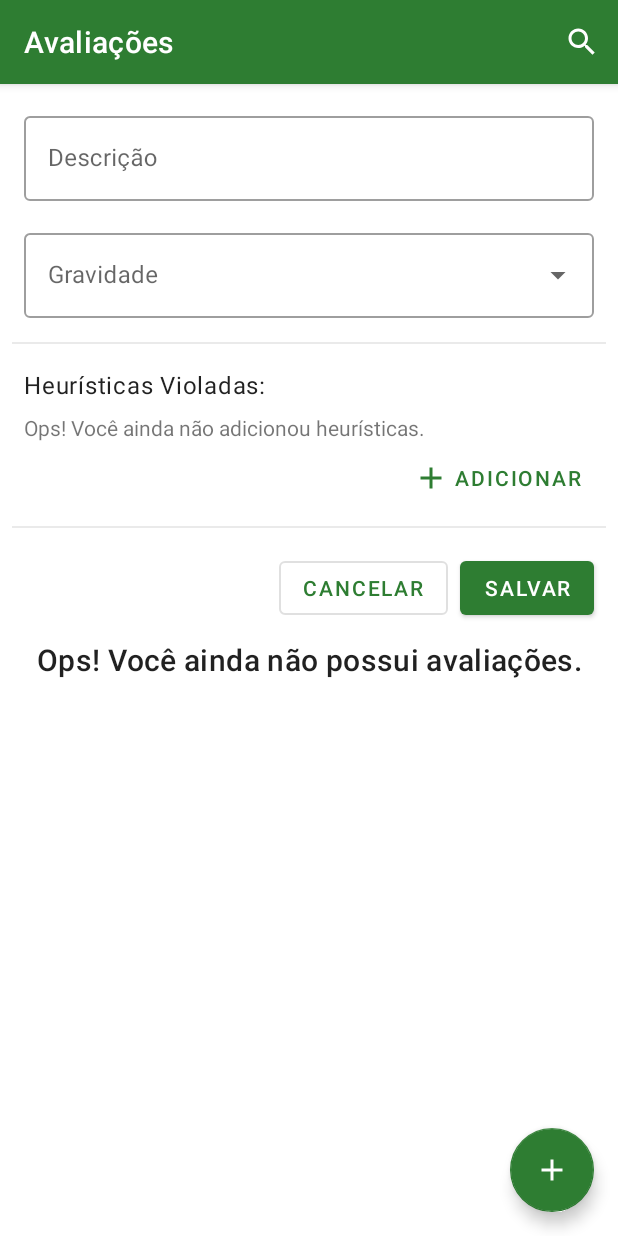
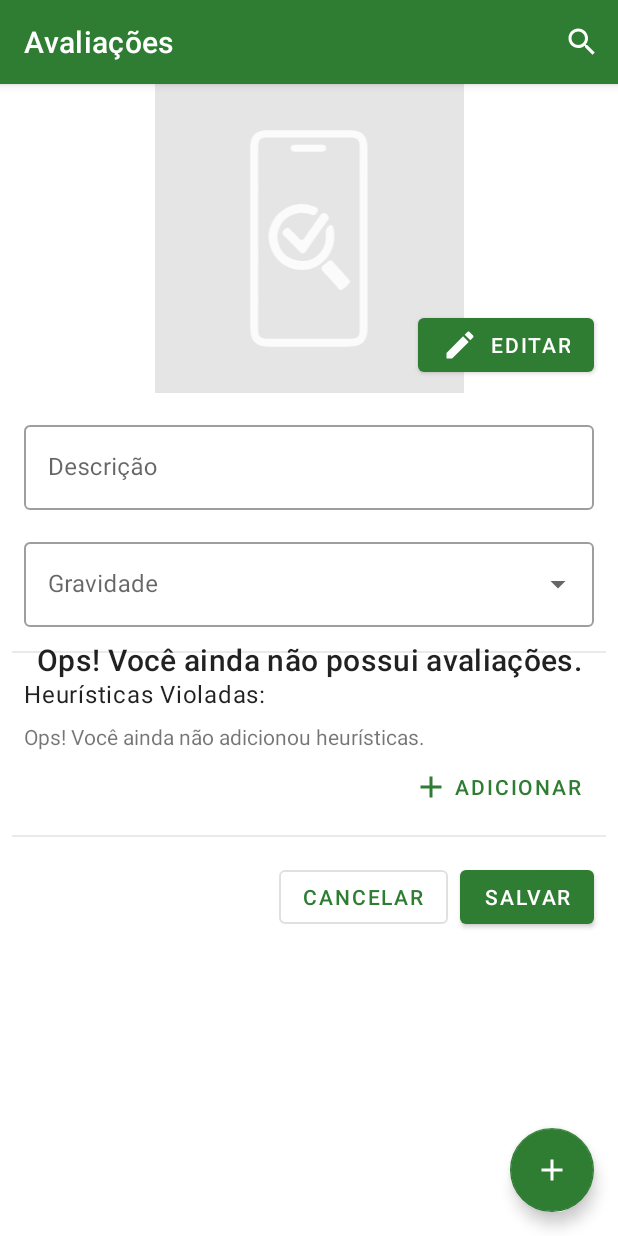
Before and after one commit to caldasluan/tuhm, an Android app: the fragment AddEditProblemFragment placed in its activity, on a phone screen of 412 x 824 dp. Run offline under Robolectric (Android 15) with nearby library versions, the phone set to English and light mode, and no system bars; our stand-ins replace navigation-ui; 8 statements that could not run were skipped.

Commit message:
Add images in problems

```diff
--- a/app/src/main/java/br/com/pignata/tuhm/data/database/dao/ProblemDao.kt
+++ b/app/src/main/java/br/com/pignata/tuhm/data/database/dao/ProblemDao.kt
@@ -5,6 +5,9 @@ import br.com.pignata.tuhm.data.database.entity.ProblemEntity
 
 @Dao
 abstract class ProblemDao {
+    @Query("SELECT * FROM problem WHERE id_project = :idProject")
+    abstract suspend fun loadProblemsWithIdProject(idProject: Int): List<ProblemEntity>
+
     @Insert
     abstract suspend fun insertProblem(problem: ProblemEntity)
 
--- a/app/src/main/java/br/com/pignata/tuhm/data/database/entity/ProblemEntity.kt
+++ b/app/src/main/java/br/com/pignata/tuhm/data/database/entity/ProblemEntity.kt
@@ -13,5 +13,6 @@ data class ProblemEntity(
     @ColumnInfo val description: String?,
     @ColumnInfo val gravity: Int?,
     @ColumnInfo(name = "list_heuristics") val listHeuristics: List<Int>?,
+    @ColumnInfo val srcImage: String?,
     @ColumnInfo(name = "id_project") val idProject: Int?
 ) : Parcelable
--- /dev/null
+++ b/app/src/main/res/drawable/ic_edit.xml
@@ -0,0 +1,10 @@
+<vector xmlns:android="http://schemas.android.com/apk/res/android"
+    android:width="24dp"
+    android:height="24dp"
+    android:viewportWidth="24"
+    android:viewportHeight="24"
+    android:tint="?attr/colorControlNormal">
+  <path
+      android:fillColor="@android:color/white"
+      android:pathData="M3,17.25V21h3.75L17.81,9.94l-3.75,-3.75L3,17.25zM20.71,7.04c0.39,-0.39 0.39,-1.02 0,-1.41l-2.34,-2.34c-0.39,-0.39 -1.02,-0.39 -1.41,0l-1.83,1.83 3.75,3.75 1.83,-1.83z"/>
+</vector>
--- /dev/null
+++ b/app/src/main/res/drawable/ic_empty_img.xml
@@ -0,0 +1,24 @@
+<vector xmlns:android="http://schemas.android.com/apk/res/android"
+    android:width="100dp"
+    android:height="100dp"
+    android:viewportWidth="100"
+    android:viewportHeight="100">
+  <path
+      android:pathData="M0,0h100v100h-100z"
+      android:fillColor="#337f7f7f"/>
+  <path
+      android:pathData="M68.957,49.883C68.957,59.475 68.964,69.062 68.957,78.654C68.951,83.287 67.236,84.989 62.579,84.995C54.097,85.002 45.621,85.002 37.139,84.995C32.815,84.989 31.007,83.219 31.007,78.944C31.001,59.648 30.995,40.346 31.007,21.05C31.007,16.621 32.636,15.005 37.022,15.005C45.738,14.998 54.448,14.998 63.165,15.005C67.193,15.005 68.939,16.701 68.951,20.76C68.976,30.463 68.957,40.173 68.957,49.883ZM33.542,49.852C33.542,59.617 33.536,69.376 33.549,79.141C33.549,81.886 34.116,82.46 36.824,82.46C45.596,82.472 54.362,82.472 63.134,82.46C65.854,82.454 66.422,81.88 66.422,79.147C66.428,59.679 66.428,40.21 66.422,20.748C66.422,17.91 65.848,17.343 63.054,17.336C54.343,17.33 45.633,17.33 36.923,17.336C34.11,17.336 33.555,17.898 33.549,20.735C33.536,30.445 33.542,40.148 33.542,49.852Z"
+      android:fillColor="#deffffff"/>
+  <path
+      android:pathData="M58.162,49.513C58.156,54.953 53.93,59.722 48.742,60.135C42.95,60.598 38.077,56.786 37.102,51.036C36.226,45.848 39.779,40.667 45.029,39.192C47.435,38.514 49.643,38.847 51.851,39.748C52.419,39.976 53.215,40.229 52.771,41.098C52.394,41.833 52.08,42.783 50.84,42.326C49.353,41.783 47.848,41.45 46.213,41.802C41.907,42.721 39.218,46.564 39.933,50.901C40.631,55.114 44.424,57.754 48.989,57.199C52.894,56.724 55.886,52.924 55.423,48.76C55.281,47.465 55.608,46.632 56.558,45.892C57.138,45.441 57.496,45.589 57.755,46.231C58.181,47.292 58.174,48.402 58.162,49.513Z"
+      android:fillColor="#deffffff"/>
+  <path
+      android:pathData="M42.925,46.558C43.443,46.551 43.702,46.903 43.986,47.181C44.825,47.995 45.701,48.785 46.46,49.667C47.373,50.734 47.984,50.783 48.81,49.506C50.297,47.199 51.969,45.009 53.517,42.739C54.134,41.832 54.671,41.401 55.756,42.196C56.805,42.967 56.441,43.572 55.873,44.368C53.597,47.557 51.321,50.746 49.112,53.979C48.403,55.015 47.873,55.157 46.966,54.201C45.325,52.455 43.585,50.796 41.901,49.093C41.531,48.723 41.087,48.322 41.525,47.742C41.901,47.242 42.29,46.712 42.925,46.558Z"
+      android:fillColor="#deffffff"/>
+  <path
+      android:pathData="M63.319,63.966C62.665,65.058 61.74,65.866 60.728,66.508C59.877,67.05 59.532,66.07 59.1,65.619C57.619,64.059 56.219,62.418 54.726,60.875C53.906,60.03 53.77,59.352 54.782,58.599C55.293,58.217 55.762,57.779 56.243,57.353C56.706,56.94 57.175,56.872 57.613,57.359C59.408,59.346 61.191,61.332 62.974,63.331C63.116,63.491 63.19,63.719 63.319,63.966Z"
+      android:fillColor="#deffffff"/>
+  <path
+      android:pathData="M49.772,21.913C48.317,21.913 46.854,21.926 45.399,21.907C44.689,21.901 44.091,21.617 44.06,20.828C44.035,20.044 44.603,19.662 45.312,19.649C48.341,19.625 51.376,19.625 54.405,19.662C55.034,19.668 55.546,20.051 55.571,20.741C55.596,21.543 55.041,21.876 54.319,21.895C52.801,21.92 51.284,21.901 49.772,21.901C49.772,21.907 49.772,21.913 49.772,21.913Z"
+      android:fillColor="#deffffff"/>
+</vector>
--- a/app/src/main/res/layout/fragment_add_edit_problem.xml
+++ b/app/src/main/res/layout/fragment_add_edit_problem.xml
@@ -20,6 +20,17 @@
             app:layout_constraintTop_toTopOf="parent"
             tools:visibility="gone" />
 
+        <ImageView
+            android:id="@+id/img_problem"
+            android:layout_width="0dp"
+            android:layout_height="0dp"
+            app:layout_constraintDimensionRatio="4:2"
+            app:layout_constraintEnd_toEndOf="parent"
+            app:layout_constraintHorizontal_bias="0.0"
+            app:layout_constraintStart_toStartOf="parent"
+            app:layout_constraintTop_toTopOf="parent"
+            app:srcCompat="@drawable/ic_empty_img" />
+
         <com.google.android.material.textfield.TextInputLayout
             android:id="@+id/edt_description"
             style="@style/Widget.MaterialComponents.TextInputLayout.OutlinedBox"
@@ -29,7 +40,7 @@
             android:hint="@string/txt_description"
             app:layout_constraintEnd_toEndOf="parent"
             app:layout_constraintStart_toStartOf="parent"
-            app:layout_constraintTop_toTopOf="parent">
+            app:layout_constraintTop_toBottomOf="@+id/img_problem">
 
             <com.google.android.material.textfield.TextInputEditText
                 android:layout_width="match_parent"
@@ -100,6 +111,17 @@
             app:layout_constraintEnd_toEndOf="parent"
             app:layout_constraintTop_toBottomOf="@+id/recyclerView" />
 
+        <Button
+            android:id="@+id/btn_edit_img"
+            android:layout_width="wrap_content"
+            android:layout_height="wrap_content"
+            android:layout_marginEnd="16dp"
+            android:layout_marginBottom="8dp"
+            android:text="@string/btn_edit"
+            app:icon="@drawable/ic_edit"
+            app:layout_constraintBottom_toBottomOf="@+id/img_problem"
+            app:layout_constraintEnd_toEndOf="parent" />
+
         <View
             android:id="@+id/view3"
             style="@style/App.Divider"
@@ -130,5 +152,6 @@
             android:text="@string/btn_cancel"
             app:layout_constraintEnd_toStartOf="@+id/btn_save"
             app:layout_constraintTop_toBottomOf="@+id/view3" />
+
     </androidx.constraintlayout.widget.ConstraintLayout>
 </ScrollView>
--- a/app/src/main/res/values/strings.xml
+++ b/app/src/main/res/values/strings.xml
@@ -16,6 +16,7 @@
     <string name="title_list_heuristics">Heurísticas</string>
     <string name="title_alert_delete_project">Deletar Avaliação</string>
     <string name="title_alert_delete_problem">Deletar Problema</string>
+    <string name="title_alert_change_img_problem">Alterar Imagem</string>
 
     <string name="txt_title">Título</string>
     <string name="txt_description">Descrição</string>
@@ -38,6 +39,7 @@
     <string name="txt_list_sub_heuristic">HU%d.%d - %s</string>
     <string name="txt_alert_delete_project">Você tem certeza que deseja deletar essa Avaliação?</string>
     <string name="txt_alert_delete_problem">Você tem certeza que deseja deletar esse problema?</string>
+    <string name="txt_alert_change_img_problem">Você deseja alterar ou remover a imagem?</string>
     <string name="txt_problems_found">Problemas Encontrados</string>
     <string name="txt_gravity_absent">Inexistente: %d</string>
     <string name="txt_gravity_cosmetic">Problema Cosmético: %d</string>
@@ -48,7 +50,7 @@
 
     <string name="error_title_project_null">Insira um nome para a sua Avaliação.</string>
     <string name="error_description_project_null">Insira uma descrição para a sua Avaliação.</string>
-    <string name="error_title_problem_null">Insira um nome para o problema.</string>
+    <string name="error_description_problem_null">Insira uma descrição para o problema.</string>
     <string name="error_gravity_problem_null">Insira uma gravidade para o problema.</string>
     <string name="error_list_projects_empty">Ops! Você ainda não possui avaliações.</string>
     <string name="error_list_problems_empty">Ops! Você ainda não inseriu problemas cadastrados.</string>
@@ -59,9 +61,11 @@
     <string name="btn_cancel">cancelar</string>
     <string name="btn_report">relatório</string>
     <string name="btn_edit">editar</string>
+    <string name="btn_change">alterar</string>
     <string name="btn_add">adicionar</string>
     <string name="btn_details">detalhes</string>
     <string name="btn_delete">deletar</string>
+    <string name="btn_remove">remover</string>
 
     <string-array name="list_gravity">
         <item>Inexistente</item>
```
Also changed, not shown: app/src/main/java/br/com/pignata/tuhm/repository/DatabaseRepository.kt (+8 -2 lines), app/src/main/java/br/com/pignata/tuhm/view/fragment/AddEditProblemFragment.kt (+100 -27 lines), app/src/main/java/br/com/pignata/tuhm/view/view_model/AddEditProblemViewModel.kt (+27 -0 lines), app/src/main/java/br/com/pignata/tuhm/view/view_model/AddEditProjectViewModel.kt (+9 -0 lines), app/src/main/java/br/com/pignata/tuhm/view/view_model/ReportViewModel.kt (+22 -1 lines).
